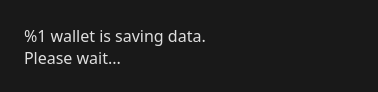
Above: src/gui/ui/exitwidget.ui from aejontargaryen/FanGoldWallet before the change. Below: the same form after it.
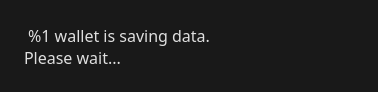
That is the form after the change.

What changed in the file:
```diff
--- a/src/gui/ui/exitwidget.ui
+++ b/src/gui/ui/exitwidget.ui
@@ -462,7 +462,7 @@
       <string notr="true">background-color: rgb(25, 25, 25);</string>
      </property>
      <property name="text">
-      <string>%1 wallet is saving data.
+      <string> %1 wallet is saving data.
 Please wait...</string>
      </property>
     </widget>
```
